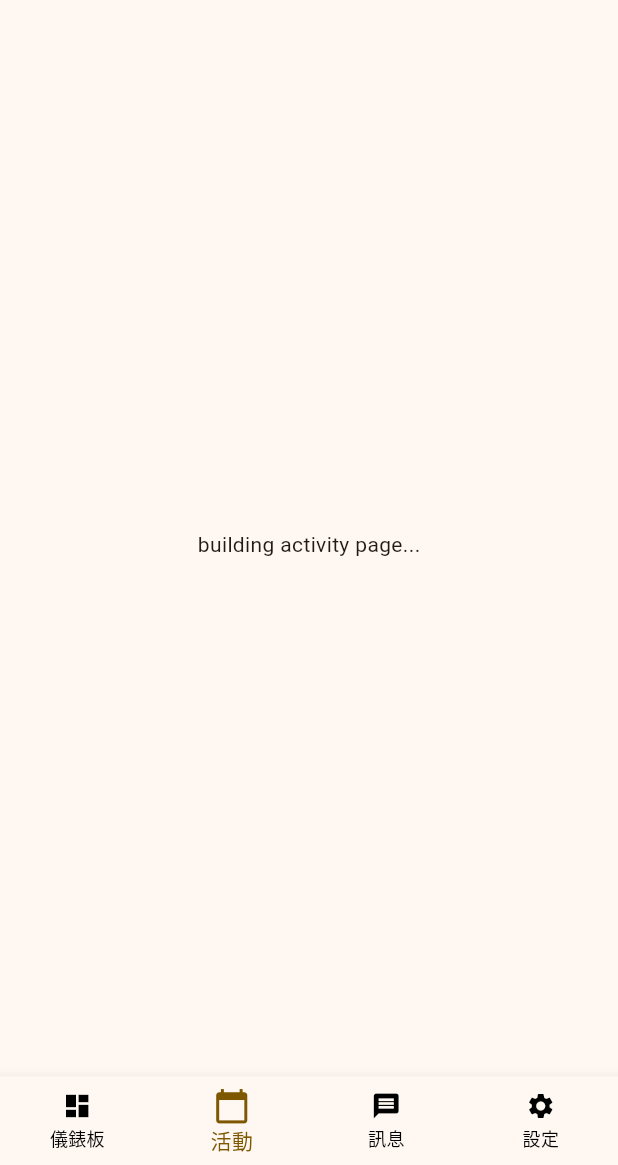
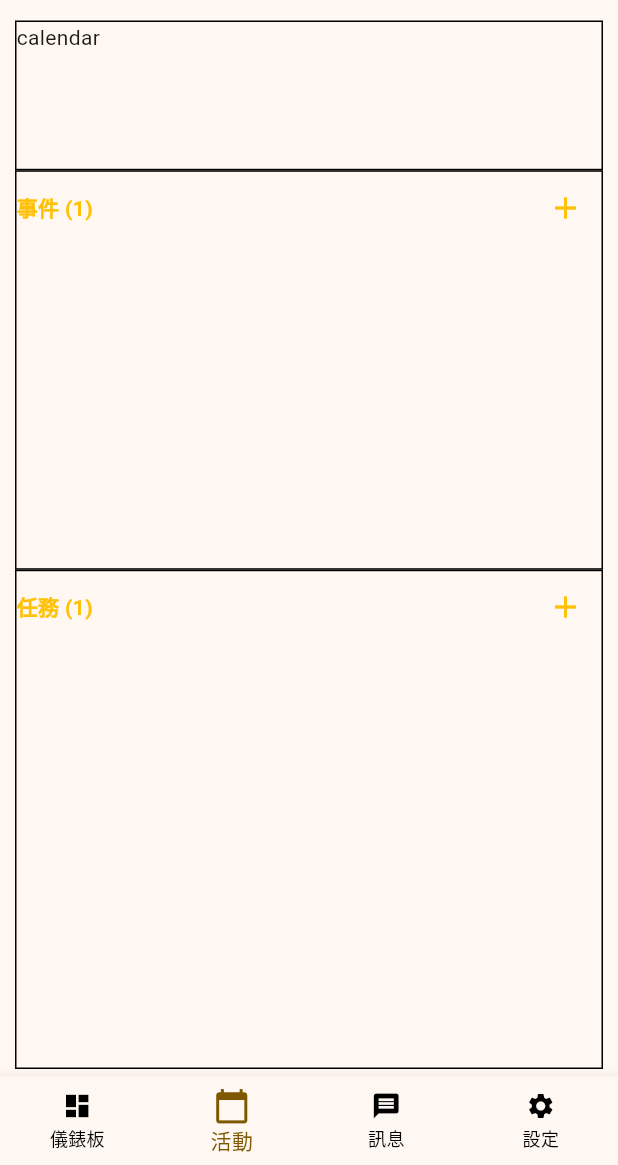
Before and after one commit to quan0715/grouping_application, a Flutter app: the screen it shows after launch, item 2 of the bottom bar chosen, on a phone screen of 412 x 824 dp, the part 71-1236 px from its top. Run offline on Flutter 3.47's test engine with Material 2 defaults, Android fonts, the light colour scheme and no system bars; our stand-ins replace flutter_dotenv, flutter_secure_storage, flutter_svg, syncfusion_flutter_datepicker, webview_flutter; missing offline and left inert: dart:html, day_night_time_picker, encrypt, oauth2, pkce.

Commit message:
feats: frame of activity view page

```diff
--- a/grouping_flutter/lib/View/app/workspace/activity_view.dart
+++ b/grouping_flutter/lib/View/app/workspace/activity_view.dart
@@ -1,7 +1,7 @@
 import 'package:flutter/material.dart';
 import 'package:grouping_project/ViewModel/workspace/workspace_view_model.dart';
 
-class ActivityView extends StatefulWidget{
+class ActivityView extends StatefulWidget {
   const ActivityView({super.key, required this.viewModel});
 
   final WorkspaceViewModel viewModel;
@@ -10,11 +10,83 @@ class ActivityView extends StatefulWidget{
   State<ActivityView> createState() => _ActivityViewState();
 }
 
-class _ActivityViewState extends State<ActivityView>{
-
+class _ActivityViewState extends State<ActivityView> {
   @override
-  Widget build(BuildContext context){
+  Widget build(BuildContext context) {
     WorkspaceViewModel viewModel = widget.viewModel;
-    return const Center(child: Text('building activity page...'),);
+    // return const Center(child: Text('building activity page...'),);
+    return Padding(
+      padding: const EdgeInsets.symmetric(horizontal: 10, vertical: 5),
+      child: Column(
+        children: [
+          Expanded(
+            flex: 3,
+            child: Container(
+              // height: 30,
+              width: double.infinity,
+              decoration: BoxDecoration(border: Border.all()),
+              child: const Text('calendar'),
+            ),
+          ),
+          Expanded(
+              flex: 8,
+              child: Container(
+                width: double.infinity,
+                decoration: BoxDecoration(border: Border.all()),
+                // child: Center(child: Text('event')),
+                child: Column(
+                    mainAxisAlignment: MainAxisAlignment.spaceBetween,
+                    children: [
+                      Row(
+                        mainAxisAlignment: MainAxisAlignment.spaceBetween,
+                        children: [
+                          Text(
+                            '事件 (${viewModel.eventNumber})',
+                            style: TextStyle(
+                                fontWeight: FontWeight.bold,
+                                color: Color(viewModel.currentWorkspaceColor)),
+                          ),
+                          IconButton(
+                              onPressed: () {},
+                              icon: Icon(
+                                Icons.add,
+                                color: Color(viewModel.currentWorkspaceColor),
+                              ))
+                        ],
+                      ),
+                      // TODO: get event and create chip
+                    ]),
+              )),
+          Expanded(
+              flex: 10,
+              child: Container(
+                width: double.infinity,
+                decoration: BoxDecoration(border: Border.all()),
+                child: Column(
+                    mainAxisAlignment: MainAxisAlignment.spaceBetween,
+                    children: [
+                      Row(
+                        mainAxisAlignment: MainAxisAlignment.spaceBetween,
+                        children: [
+                          Text(
+                            '任務 (${viewModel.missionNumber})',
+                            style: TextStyle(
+                                fontWeight: FontWeight.bold,
+                                color: Color(viewModel.currentWorkspaceColor)),
+                          ),
+                          IconButton(
+                              onPressed: () {},
+                              icon: Icon(
+                                Icons.add,
+                                color: Color(viewModel.currentWorkspaceColor),
+                              ))
+                        ],
+                      ),
+                      // TODO: get mission and create chip
+                    ]),
+              ))
+        ],
+      ),
+    );
   }
 }
--- a/grouping_flutter/lib/View/app/workspace/dashboard_view.dart
+++ b/grouping_flutter/lib/View/app/workspace/dashboard_view.dart
@@ -1,6 +1,6 @@
 import 'package:flutter/foundation.dart';
 import 'package:flutter/material.dart';
-import 'package:grouping_project/View/components/app_log_message_card.dart';
+import 'package:grouping_project/View/components/components.dart';
 import 'package:grouping_project/ViewModel/workspace/workspace_view_model.dart';
 
 class DashboardView extends StatefulWidget{
--- a/grouping_flutter/lib/View/app/workspace/message.view.dart
+++ b/grouping_flutter/lib/View/app/workspace/message.view.dart
@@ -14,7 +14,7 @@ class _MessageViewState extends State<MessageView>{
 
   @override
   Widget build(BuildContext context){
-    WorkspaceViewModel viewModel = widget.viewModel;
+    // WorkspaceViewModel viewModel = widget.viewModel;
     return const Center(child: Text('building message page...'),);
   }
 }
--- a/grouping_flutter/lib/View/app/workspace/setting_view.dart
+++ b/grouping_flutter/lib/View/app/workspace/setting_view.dart
@@ -14,7 +14,7 @@ class _SettingViewState extends State<SettingView>{
 
   @override
   Widget build(BuildContext context){
-    WorkspaceViewModel viewModel = widget.viewModel;
+    // WorkspaceViewModel viewModel = widget.viewModel;
     return const Center(child: Text('building setting page...'),);
   }
 }
--- a/grouping_flutter/lib/View/app/workspace/workspace_view.dart
+++ b/grouping_flutter/lib/View/app/workspace/workspace_view.dart
@@ -1,13 +1,12 @@
-import 'package:flutter/foundation.dart';
 import 'package:flutter/material.dart';
-import 'package:flutter_svg/flutter_svg.dart';
 import 'package:grouping_project/View/app/workspace/activity_view.dart';
 import 'package:grouping_project/View/app/workspace/dashboard_view.dart';
 import 'package:grouping_project/View/app/workspace/message.view.dart';
 import 'package:grouping_project/View/app/workspace/setting_view.dart';
-import 'package:grouping_project/View/components/components.dart';
 import 'package:grouping_project/ViewModel/workspace/workspace_view_model.dart';
 import 'package:grouping_project/model/auth/account_model.dart';
+import 'package:grouping_project/model/workspace/event_model.dart';
+import 'package:grouping_project/model/workspace/mission_model.dart';
 import 'package:grouping_project/model/workspace/workspace_model.dart';
 import 'package:provider/provider.dart';
 
@@ -21,13 +20,20 @@ class WorkspaceView extends StatefulWidget {
 class _WorkspaceViewState extends State<WorkspaceView> {
   @override
   Widget build(BuildContext context) {
-    // this is test use workspace model
+    // this is test-use data
+    WorkspaceModel current = WorkspaceModel(name: '張', themeColor: 0xFFFFC107);
+
     WorkspaceModel workspace =
         WorkspaceModel(name: 'test workspace', themeColor: 0xFF7D5800);
+    EventModel event = EventModel(title: 'test event');
+    MissionModel mission = MissionModel(title: 'test mission');
+    AccountModel account = AccountModel(
+        joinedWorkspaces: [workspace],
+        contributingActivities: [event, mission]);
+    // end of test
 
     return ChangeNotifierProvider<WorkspaceViewModel>(
-      create: (context) => WorkspaceViewModel(
-          WorkspaceModel(), AccountModel(joinedWorkspaces: [workspace])),
+      create: (context) => WorkspaceViewModel(current, account),
       child: Consumer<WorkspaceViewModel>(
         builder: (context, viewModel, child) {
           List<Widget> pages = [
--- a/grouping_flutter/lib/ViewModel/workspace/workspace_view_model.dart
+++ b/grouping_flutter/lib/ViewModel/workspace/workspace_view_model.dart
@@ -3,7 +3,6 @@ import 'package:flutter/material.dart';
 import 'package:grouping_project/View/components/workspace_chip.dart';
 import 'package:grouping_project/ViewModel/message_service.dart';
 import 'package:grouping_project/model/workspace/message_model.dart';
-import 'package:flutter/material.dart';
 import 'package:grouping_project/model/auth/account_model.dart';
 import 'package:grouping_project/model/repo/activity_repo.dart';
 import 'package:grouping_project/model/repo/user_repo.dart';
@@ -33,21 +32,23 @@ class WorkspaceViewModel extends ChangeNotifier {
   //   _databaseService = ActivityDatabaseService(workSpaceUid: _workspace.id!, token: 'token');
   // }
 
-  List<EventModel> get events {
-    List<EventModel> tmp = [];
-    for(var activity in _user.contributingActivities){
-      if(activity is EventModel) tmp.add(activity);
-    }
-    return tmp;
-  }
+  List<EventModel> get events => _user.joinedWorkspaces.whereType<EventModel>().toList();
+  // List<EventModel> get events {
+  //   List<EventModel> tmp = [];
+  //   for(var activity in _user.contributingActivities){
+  //     if(activity is EventModel) tmp.add(activity);
+  //   }
+  //   return tmp;
+  // }
 
-  List<MissionModel> get missions {
-    List<MissionModel> tmp = [];
-    for(var activity in _user.contributingActivities){
-      if(activity is MissionModel) tmp.add(activity);
-    }
-    return tmp;
-  }
+  List<MissionModel> get missions => _user.joinedWorkspaces.whereType<MissionModel>().toList();
+  // List<MissionModel> get missions {
+  //   List<MissionModel> tmp = [];
+  //   for(var activity in _user.contributingActivities){
+  //     if(activity is MissionModel) tmp.add(activity);
+  //   }
+  //   return tmp;
+  // }
 
   List<WorkspaceChip> get workspaces {
     List<WorkspaceChip> tmp = [];
@@ -58,7 +59,10 @@ class WorkspaceViewModel extends ChangeNotifier {
     return tmp;
   }
 
+  int get currentWorkspaceColor => _workspace.themeColor;
   int get workspaceNumber => _user.joinedWorkspaces.length;
+  int get eventNumber => _user.contributingActivities.whereType<EventModel>().length;
+  int get missionNumber => _user.contributingActivities.whereType<MissionModel>().length;
 
   void setPage(int newPage){
     _pages = newPage;
--- a/grouping_flutter/lib/main.dart
+++ b/grouping_flutter/lib/main.dart
@@ -3,7 +3,7 @@ import 'package:flutter_secure_storage/flutter_secure_storage.dart';
 
 import 'package:grouping_project/View/app/app_view.dart';
 import 'package:grouping_project/View/app/auth/auth_view.dart';
-import 'package:grouping_project/View/repo_view.dart';
+// import 'package:grouping_project/View/repo_view.dart';
 import 'package:grouping_project/View/app/workspace/workspace_view.dart';
 import 'package:grouping_project/View/theme/theme_manager.dart';
 import 'package:grouping_project/ViewModel/workspace/event_view_model.dart';
```
